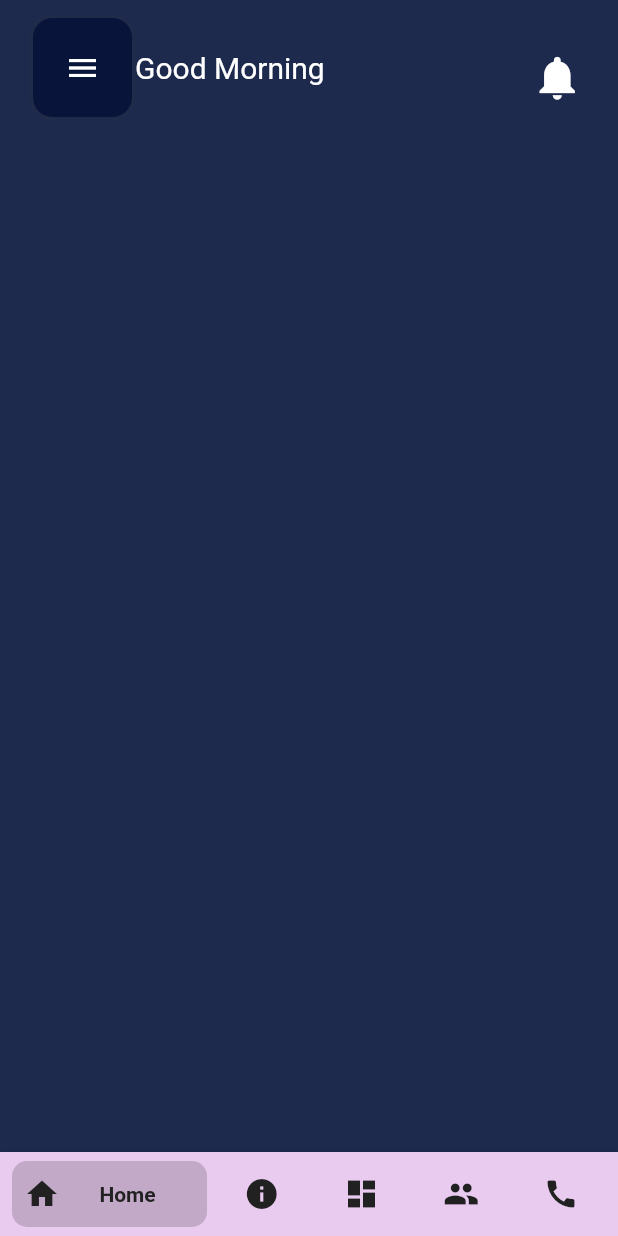
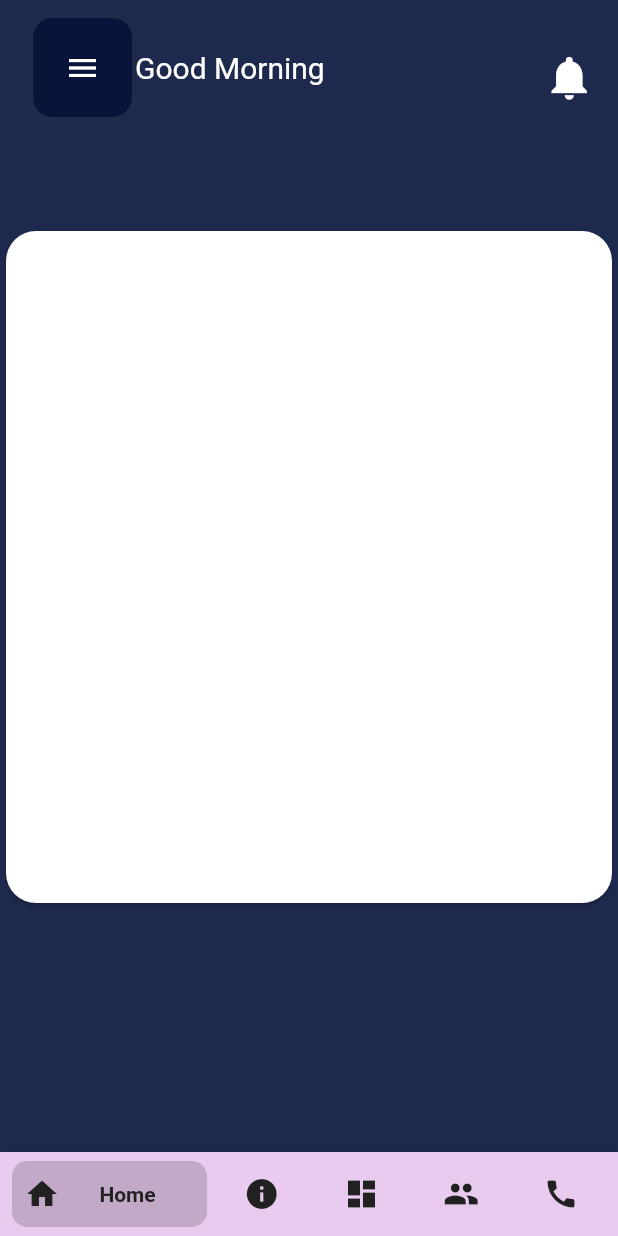
Before and after one commit to Awaizkazi/state_management, a Flutter app: the HomeScreen screen opened directly, on a phone screen of 412 x 824 dp. Run offline on Flutter 3.47's test engine with Material 2 defaults, Android fonts, the phone set to English and light mode, and no system bars; drawn by our look-alikes of bottom_navy_bar; our stand-ins replace get.

Commit message:
Card Building

```diff
--- a/lib/UpOnly Login/Screens/HomePage.dart
+++ b/lib/UpOnly Login/Screens/HomePage.dart
@@ -17,7 +17,7 @@ class _HomePageState extends State<HomePage> {
       body: Container(
         width: size.width,
         height: size.height,
-        child: Column(
+        child: Stack(
           children: [
             Padding(
               padding: const EdgeInsets.only(top: 10, left: 20),
@@ -52,10 +52,12 @@ class _HomePageState extends State<HomePage> {
                       ),
                     ),
                   ),
-                  buildingCard(),
+                  // buildingCard(),
                 ],
               ),
             ),
+            // Card in that Widget
+            buildingCard(),
           ],
         ),
       ),
@@ -64,8 +66,19 @@ class _HomePageState extends State<HomePage> {
 
   Widget buildingCard() {
     BorderRadius.circular(12);
-    return Container(
-      child: Card(),
+    return Padding(
+      padding: const EdgeInsets.only(top: 90),
+      child: Container(
+        margin: EdgeInsets.only(top: 60),
+        width: 500,
+        height: 456,
+        child: Card(
+          shape: RoundedRectangleBorder(
+            borderRadius: BorderRadius.circular(20),
+          ),
+          color: Colors.white,
+        ),
+      ),
     );
   }
 }
--- a/lib/main.dart
+++ b/lib/main.dart
@@ -1,5 +1,6 @@
 import 'package:flutter/material.dart';
 import 'package:get/get.dart';
+import 'package:state_management/UpOnly%20Login/Screens/HomePage.dart';
 import 'package:state_management/login_upOnly.dart';
 // import 'package:flutter/services.dart';
 import 'package:state_management/screen1.dart';
@@ -33,7 +34,7 @@ class MyApp extends StatelessWidget {
         primarySwatch: Colors.indigo,
         unselectedWidgetColor: Colors.grey,
       ),
-      home: Practice(),
+      home: HomeScreen(),
     );
   }
 }
```
